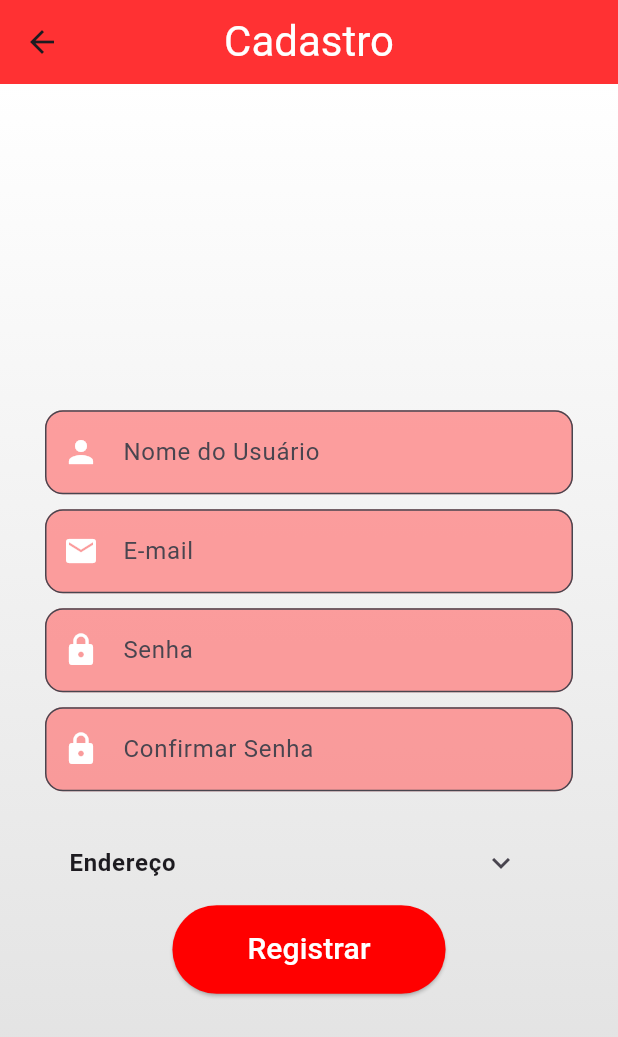
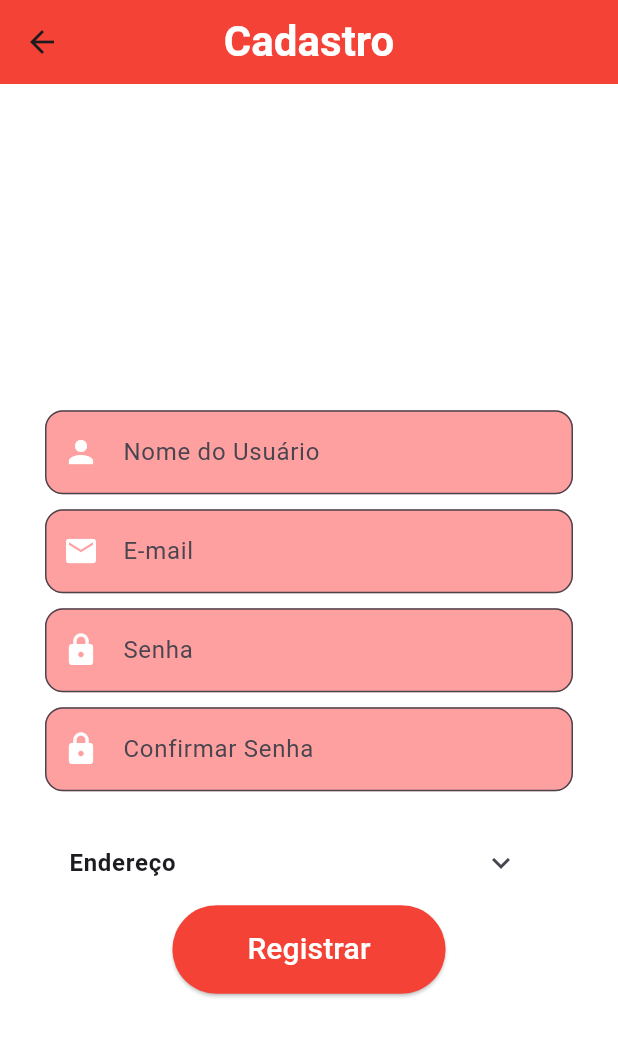
Before and after one commit to caiolara090/Joses_Burger, a Flutter app: the screen it shows after launch, after a tap on "Não tem uma conta? Registre-se", on a phone screen of 412 x 824 dp. Shown: the top 1037 px of the screen. Run offline on Flutter 3.47's test engine with Material 3 defaults, Android fonts, the phone set to English and light mode, and no system bars; our stand-ins replace qr_flutter; network calls fail.

Commit message:
Alterações Finais

```diff
--- a/josesburguer/lib/DetalhesProduto.dart
+++ b/josesburguer/lib/DetalhesProduto.dart
@@ -96,7 +96,7 @@ class _DetalhesPaginaState extends State<DetalhesPagina> {
             widget.produto?.descricao ?? '', // Verifica se a descrição é nula
             textAlign: TextAlign.justify,
             style: TextStyle(
-              fontSize: 15,
+              fontSize: 18,
               fontWeight: FontWeight.bold,
               color: Colors.black,
             ),
@@ -158,7 +158,7 @@ class _DetalhesPaginaState extends State<DetalhesPagina> {
             },
 
             style: ElevatedButton.styleFrom(
-              backgroundColor: const Color.fromARGB(255, 255, 0, 0),
+              backgroundColor: const Color.fromARGB(255, 244, 67, 54),
               padding: const EdgeInsets.symmetric(
                 vertical: 10.0,
                 horizontal: 50,
--- a/josesburguer/lib/PaginaCadastro.dart
+++ b/josesburguer/lib/PaginaCadastro.dart
@@ -31,9 +31,9 @@ class _RegistrationScreenState extends State<RegistrationScreen> {
         centerTitle: true,
         title: const Text(
           'Cadastro',
-          style: TextStyle(fontSize: 28.0, color: Colors.white)
+          style: TextStyle(fontSize: 28.0, color: Colors.white, fontWeight: FontWeight.bold,)
         ),
-        backgroundColor: const Color.fromARGB(255, 255, 0, 0).withOpacity(0.8),
+        backgroundColor: const Color.fromARGB(255, 244, 67, 54),
         leading: IconButton(
           icon: const Icon(Icons.arrow_back),
           onPressed: () {
@@ -48,7 +48,7 @@ class _RegistrationScreenState extends State<RegistrationScreen> {
       end: Alignment.bottomCenter,
       colors: [
         Color.fromARGB(255, 255, 255, 255),
-        Color.fromARGB(255, 222, 222, 222)
+        Color.fromARGB(255, 255, 255, 255)
       ],
     ),
   ),
@@ -175,7 +175,7 @@ class _RegistrationScreenState extends State<RegistrationScreen> {
             ElevatedButton(
               onPressed: _register,
               style: ElevatedButton.styleFrom(
-                backgroundColor: const Color.fromARGB(255, 255, 0, 0),
+                backgroundColor: const Color.fromARGB(255, 244, 67, 54),
                 padding: const EdgeInsets.symmetric(vertical: 15.0, horizontal: 50),
               ),
               child: const Text(
--- a/josesburguer/lib/PaginaLogin.dart
+++ b/josesburguer/lib/PaginaLogin.dart
@@ -28,9 +28,9 @@ class _LoginScreenState extends State<LoginScreen> {
         centerTitle: true,
         title: const Text(
           'Jose\'s Burguer',
-          style: TextStyle(fontSize: 28.0, color: Color.fromARGB(255, 255, 255, 255)),
+          style: TextStyle(fontSize: 28.0, color: Color.fromARGB(255, 255, 255, 255), fontWeight: FontWeight.bold,),
         ),
-        backgroundColor: const Color.fromARGB(255, 255, 0, 0),
+        backgroundColor: const Color.fromARGB(255, 244, 67, 54),
       ),
       body: Stack(
         children: [
@@ -39,7 +39,7 @@ class _LoginScreenState extends State<LoginScreen> {
               gradient: LinearGradient(
                 begin: Alignment.topCenter,
                 end: Alignment.bottomCenter,
-                colors: [Color.fromARGB(255, 255, 255, 255), Color.fromARGB(255, 222, 222, 222)],
+                colors: [Color.fromARGB(255, 255, 255, 255), Color.fromARGB(255, 255, 255, 255)],
               ),
             ),
             padding: const EdgeInsets.all(30.0),
@@ -75,7 +75,7 @@ class _LoginScreenState extends State<LoginScreen> {
                     },
                     style: ElevatedButton.styleFrom(
                       padding: const EdgeInsets.symmetric(vertical: 15.0, horizontal: 50),
-                      backgroundColor: const Color.fromARGB(255, 255, 0, 0), // Cor do botão
+                      backgroundColor: const Color.fromARGB(255, 244, 67, 54), // Cor do botão
                       elevation: 5, // Elevação para criar um efeito de brilho
                       shape: RoundedRectangleBorder(
                         borderRadius: BorderRadius.circular(12.0),
@@ -148,7 +148,7 @@ class _LoginScreenState extends State<LoginScreen> {
         ),
         errorBorder: OutlineInputBorder(
           borderRadius: BorderRadius.circular(12.0),
-          borderSide: const BorderSide(color: Color.fromARGB(255, 248, 68, 55), width: 2.0),
+          borderSide: const BorderSide(color: Color.fromARGB(255, 244, 67, 54), width: 2.0),
         ),
         focusedErrorBorder: OutlineInputBorder(
           borderRadius: BorderRadius.circular(12.0),
--- a/josesburguer/lib/Produtos.dart
+++ b/josesburguer/lib/Produtos.dart
@@ -36,7 +36,7 @@ Widget build(BuildContext context) {
       title: const Text(
         'Carrinho',
         style: TextStyle(
-          color: Color.fromARGB(255, 0, 0, 0),
+          color: Color.fromARGB(255, 255, 255, 255),
           fontSize: 28,
           fontWeight: FontWeight.bold,
         ),
@@ -112,7 +112,7 @@ Widget build(BuildContext context) {
   },
 ),
     bottomNavigationBar: BottomNavigationBar(
-        backgroundColor: const Color.fromARGB(255, 255, 0, 0),
+        backgroundColor: const Color.fromARGB(255, 244, 67, 54),
         selectedItemColor: const Color.fromARGB(255, 0, 0, 0),
         currentIndex: _currentIndex,
         unselectedItemColor: Colors.white,
--- a/josesburguer/pubspec.yaml
+++ b/josesburguer/pubspec.yaml
@@ -82,3 +82,4 @@ flutter:
     - assets/S_normal.png
     - assets/JBlogo.png
     - assets/JB_font.png
+    - assets/1.png
```
Also changed, not shown: josesburguer/lib/Avaliacoes.dart (+11 -4 lines), josesburguer/lib/Cardapio.dart (+4 -4 lines), josesburguer/lib/MinhaConta.dart (+4 -4 lines).
